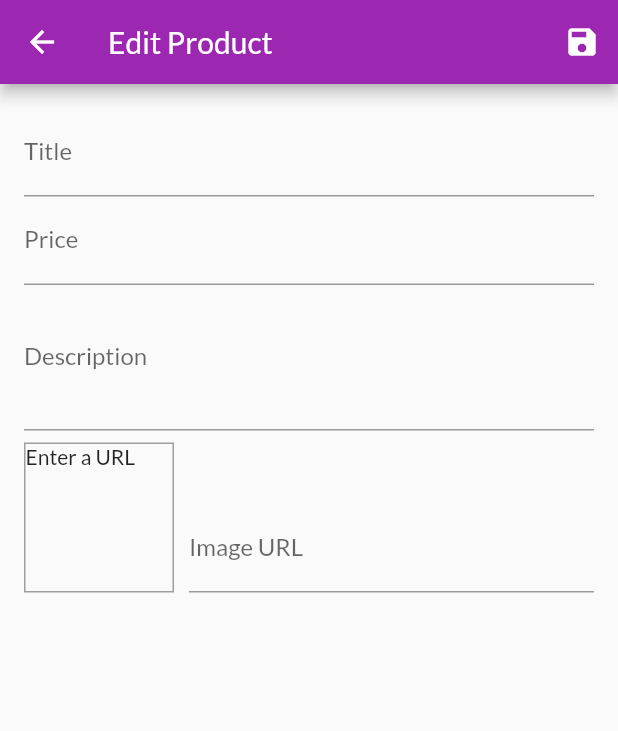
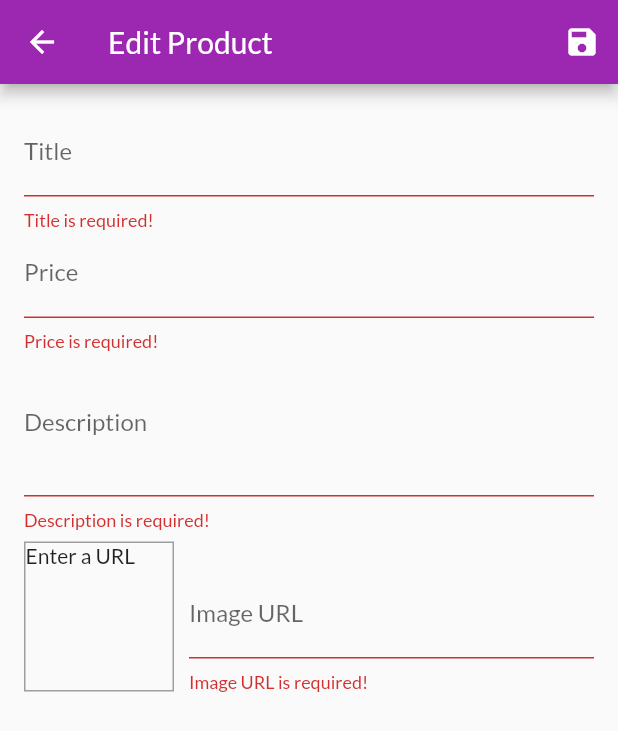
Before and after one commit to ny6/flutter-ecommerce-shop, a Flutter app: the EditProductScreen screen opened by its route, after a tap on the "save" icon, on a phone screen of 412 x 824 dp. Shown: the top 731 px of the screen. Run offline on Flutter 3.47's test engine with Material 2 defaults, Android fonts, the phone set to English and light mode, and no system bars; network calls fail.

```diff
--- a/lib/screens/edit_product_screen.dart
+++ b/lib/screens/edit_product_screen.dart
@@ -45,6 +45,9 @@ class _EditProductScreenState extends State<EditProductScreen> {
   }
 
   void _saveForm() {
+    final isValid = _form.currentState.validate();
+    if (!isValid) return;
+
     _form.currentState.save();
     print(_editedProduct.title);
     print(_editedProduct.price);
@@ -74,6 +77,13 @@ class _EditProductScreenState extends State<EditProductScreen> {
                 onFieldSubmitted: (_) {
                   FocusScope.of(context).requestFocus(_priceFocusNode);
                 },
+                validator: (value) {
+                  if (value.isEmpty || value.trim().isEmpty) {
+                    return 'Title is required!';
+                  }
+
+                  return null;
+                },
                 onSaved: (value) {
                   _editedProduct = Product(
                     id: null,
@@ -92,6 +102,17 @@ class _EditProductScreenState extends State<EditProductScreen> {
                 onFieldSubmitted: (_) {
                   FocusScope.of(context).requestFocus(_descriptionFocusNode);
                 },
+                validator: (value) {
+                  if (value.isEmpty || value.trim().isEmpty) {
+                    return 'Price is required!';
+                  }
+                  if (double.tryParse(value) == null) return 'Invalid price!';
+                  if (double.parse(value) <= 0) {
+                    return 'Price should be greater than 0';
+                  }
+
+                  return null;
+                },
                 onSaved: (value) {
                   _editedProduct = Product(
                     id: null,
@@ -107,6 +128,15 @@ class _EditProductScreenState extends State<EditProductScreen> {
                 maxLines: 3,
                 keyboardType: TextInputType.multiline,
                 focusNode: _descriptionFocusNode,
+                validator: (value) {
+                  if (value.isEmpty || value.trim().isEmpty) {
+                    return 'Description is required!';
+                  }
+
+                  if (value.length < 10) return 'Description is too short!';
+
+                  return null;
+                },
                 onSaved: (value) {
                   _editedProduct = Product(
                     id: null,
@@ -144,6 +174,14 @@ class _EditProductScreenState extends State<EditProductScreen> {
                       controller: _imageUrlController,
                       focusNode: _imageUrlFocusNode,
                       onFieldSubmitted: (_) => _saveForm(),
+                      validator: (value) {
+                        if (value.isEmpty || value.trim().isEmpty) {
+                          return 'Image URL is required!';
+                        }
+                        if (!value.startsWith('http')) return 'Invalid URL!';
+
+                        return null;
+                      },
                       onSaved: (value) {
                         _editedProduct = Product(
                           id: null,
```
